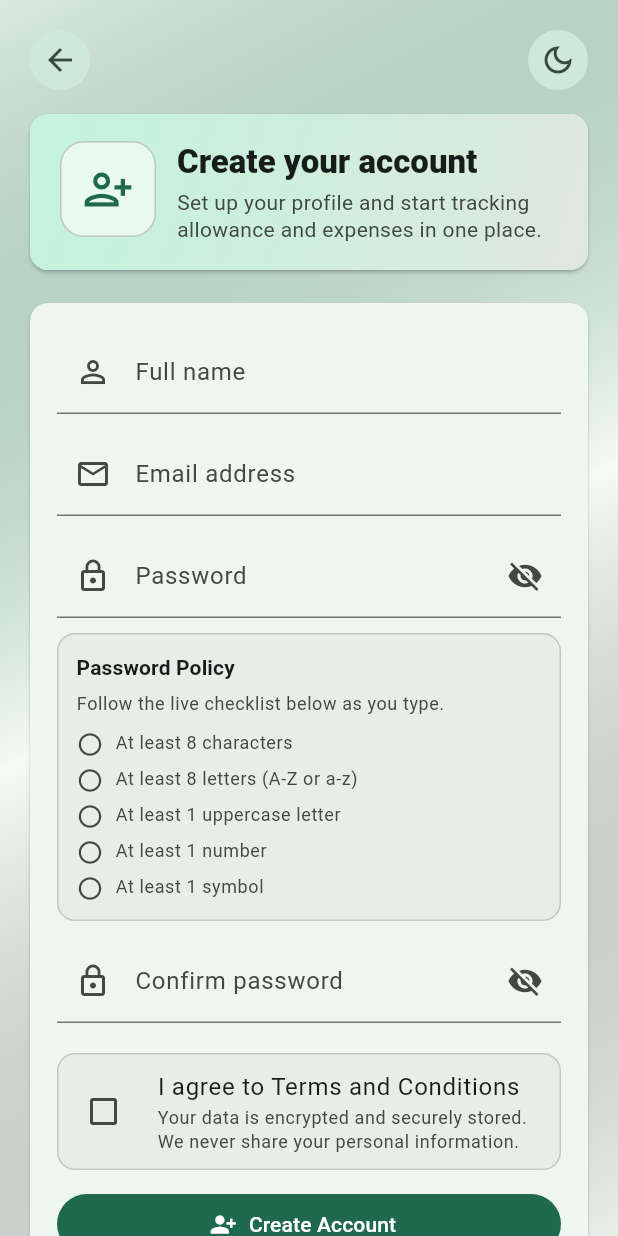
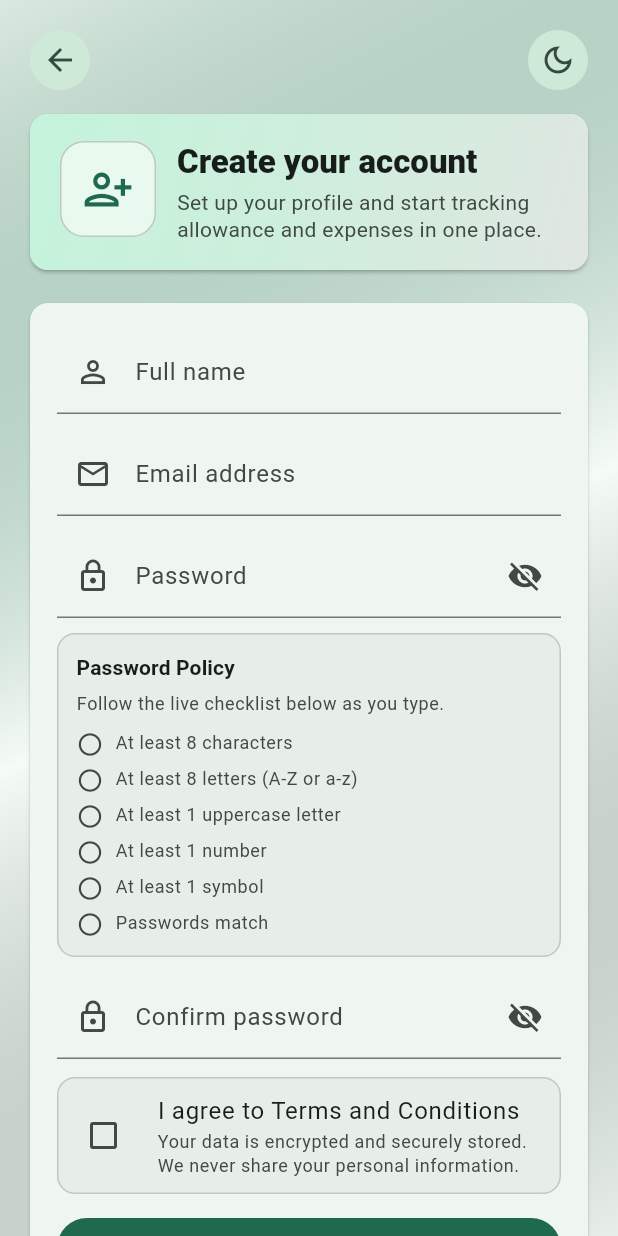
Before and after one commit to ArcMaido/budget-tracker-allowance, a Flutter app: the SignupPage screen opened directly with empty values, on a phone screen of 412 x 824 dp. Run offline on Flutter 3.47's test engine with Material 3 defaults, Android fonts, the light colour scheme and no system bars; our stand-ins replace cloud_firestore, firebase_auth, firebase_core, firebase_storage, google_sign_in, pdf and 1 more; missing offline and left inert: country_flags, excel, file_saver; accounts and stored records are empty.

Commit message:
Update
including the checking password match to the password policy in the sign up page

```diff
--- a/lib/pages/signup_page.dart
+++ b/lib/pages/signup_page.dart
@@ -143,6 +143,11 @@ class _SignupPageState extends State<SignupPage> {
         _buildPasswordPolicyItem(
           isSatisfied: _hasSymbol(password),
           label: 'At least 1 symbol',
+        ),
+        const SizedBox(height: 6),
+        _buildPasswordPolicyItem(
+          isSatisfied: _passwordsMatch,
+          label: 'Passwords match',
         ),
         if (ruleSatisfied) ...[
           const SizedBox(height: 8),
@@ -750,35 +755,6 @@ class _SignupPageState extends State<SignupPage> {
                                 ),
                               ),
                             ),
-                            const SizedBox(height: 8),
-                            if (_confirmPasswordController.text.isNotEmpty)
-                              Row(
-                                children: [
-                                  Icon(
-                                    _passwordsMatch
-                                        ? Icons.check_circle
-                                        : Icons.error_outline,
-                                    size: 18,
-                                    color: _passwordsMatch
-                                        ? scheme.primary
-                                        : scheme.error,
-                                  ),
-                                  const SizedBox(width: 8),
-                                  Expanded(
-                                    child: Text(
-                                      _passwordsMatch
-                                          ? 'Passwords match.'
-                                          : 'Passwords do not match.',
-                                      style: textTheme.bodySmall?.copyWith(
-                                        color: _passwordsMatch
-                                            ? scheme.primary
-                                            : scheme.error,
-                                        fontWeight: FontWeight.w600,
-                                      ),
-                                    ),
-                                  ),
-                                ],
-                              ),
                             const SizedBox(height: 12),
                             Container(
                               decoration: BoxDecoration(
```
